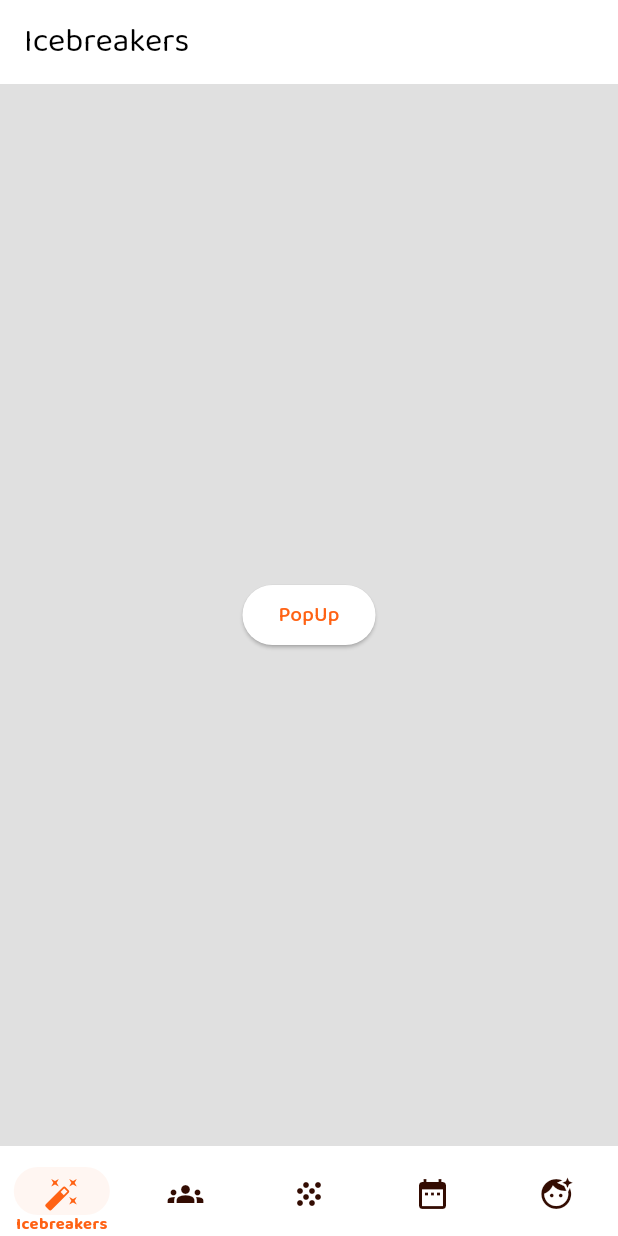
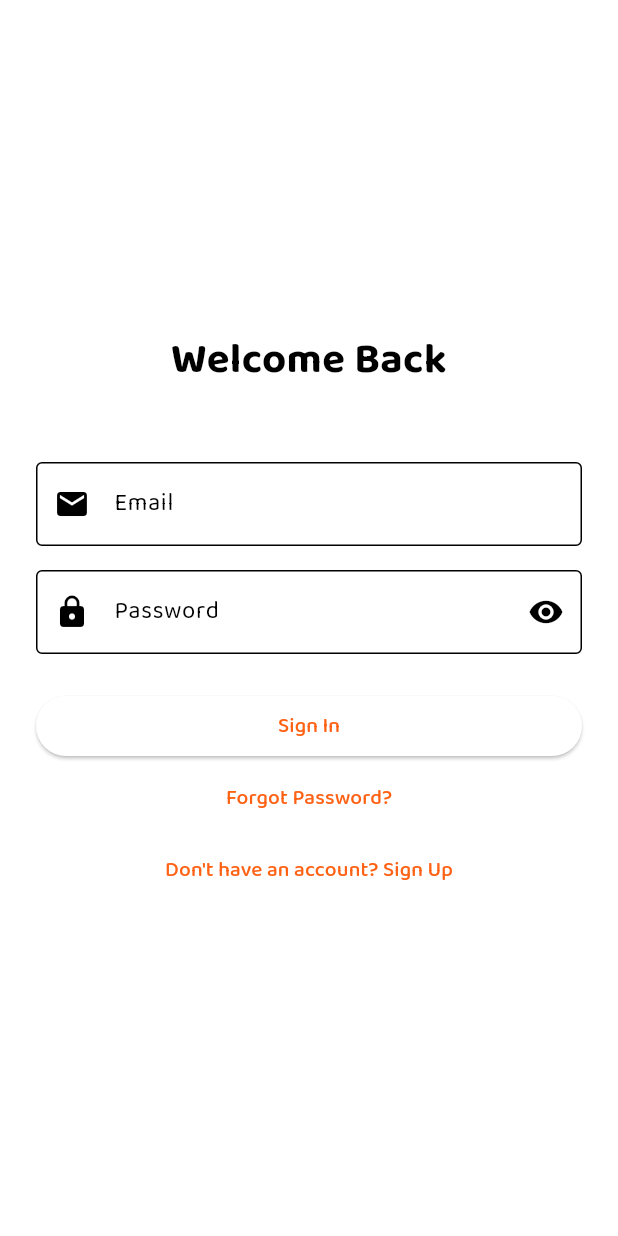
Before and after one commit to ValdemarPM/cooszy_pre, a Flutter app: the screen it shows after launch, on a phone screen of 412 x 824 dp. Run offline on Flutter 3.47's test engine with Material 3 defaults, Android fonts, the phone set to English and light mode, and no system bars; our stand-ins replace firebase_auth, firebase_core, table_calendar; accounts and stored records are empty.

Commit message:
Auth implementation
Sign Up, log In and reset password with Firebase.

```diff
--- a/lib/main.dart
+++ b/lib/main.dart
@@ -1,4 +1,6 @@
+import 'package:cooszy_pre/screens/auth/login_screen.dart';
 import 'package:cooszy_pre/screens/bases/cooszy_nav_bar.dart';
+import 'package:firebase_auth/firebase_auth.dart';
 import 'package:flutter/material.dart';
 import 'package:intl/date_symbol_data_local.dart';
 import 'package:provider/provider.dart';
@@ -9,13 +11,32 @@ import 'package:cooszy_pre/screens/pages/groups.dart';
 import 'package:cooszy_pre/screens/pages/icebreakers.dart';
 import 'package:cooszy_pre/screens/pages/me.dart';
 import 'package:cooszy_pre/screens/pages/my_people.dart';
+import 'package:firebase_core/firebase_core.dart';
+import 'firebase_options.dart';
 
 void main() async {
   WidgetsFlutterBinding.ensureInitialized();
-  initializeDateFormatting().then((_) => runApp(ChangeNotifierProvider(
-        create: (context) => ThemeProvider(),
-        child: const MyApp(),
-      )));
+
+  try {
+    // Initialize Firebase
+    await Firebase.initializeApp(
+      options: DefaultFirebaseOptions.currentPlatform,
+    );
+    print('✅ Firebase has been initialized successfully');
+  } catch (e) {
+    print('❌ Error initializing Firebase: $e');
+  }
+
+  // Initialize date formatting
+  await initializeDateFormatting();
+
+  // Run app only once
+  runApp(
+    ChangeNotifierProvider(
+      create: (context) => ThemeProvider(),
+      child: const MyApp(),
+    ),
+  );
 }
 
 class MyApp extends StatefulWidget {
@@ -38,10 +59,26 @@ class _MyAppState extends State<MyApp> {
   @override
   Widget build(BuildContext context) {
     return MaterialApp(
-      title: 'Cooszy',
-      theme: Provider.of<ThemeProvider>(context).themeData,
-      home: const HomeScreen(),
-    );
+        title: 'Cooszy',
+        theme: Provider.of<ThemeProvider>(context).themeData,
+        home: StreamBuilder<User?>(
+            stream: FirebaseAuth.instance.authStateChanges(),
+            builder: (context, snapshot) {
+              if (snapshot.connectionState == ConnectionState.waiting) {
+                return const Center(
+                  child: CircularProgressIndicator(),
+                );
+              }
+
+              if (snapshot.hasData) {
+                return const HomeScreen();
+              }
+
+              return const LoginScreen();
+            })
+
+        //const HomeScreen(),
+        );
   }
 }
 
--- /dev/null
+++ b/lib/screens/auth/login_screen.dart
@@ -0,0 +1,170 @@
+import 'package:cooszy_pre/screens/auth/registration_screen.dart';
+import 'package:cooszy_pre/screens/auth/reset_password_screen.dart';
+import 'package:flutter/material.dart';
+import 'package:cooszy_pre/services/auth_service.dart';
+
+class LoginScreen extends StatefulWidget {
+  const LoginScreen({super.key});
+
+  @override
+  LoginScreenState createState() => LoginScreenState();
+}
+
+class LoginScreenState extends State<LoginScreen> {
+  final _formKey = GlobalKey<FormState>();
+  final _emailController = TextEditingController();
+  final _passwordController = TextEditingController();
+  final _authService = AuthService();
+  bool _isLoading = false;
+  bool _obscurePassword = true;
+
+  @override
+  void dispose() {
+    _emailController.dispose();
+    _passwordController.dispose();
+    super.dispose();
+  }
+
+  Future<void> _signIn() async {
+    if (_formKey.currentState!.validate()) {
+      setState(() {
+        _isLoading = true;
+      });
+
+      try {
+        await _authService.signInWithEmailAndPassword(
+          _emailController.text.trim(),
+          _passwordController.text.trim(),
+        );
+        // Navigation will be handled by the auth state listener
+      } catch (e) {
+        // Show error message
+        if (mounted) {
+          ScaffoldMessenger.of(context).showSnackBar(
+            SnackBar(content: Text(e.toString())),
+          );
+        }
+      } finally {
+        if (mounted) {
+          setState(() {
+            _isLoading = false;
+          });
+        }
+      }
+    }
+  }
+
+  //TODO: Languages
+  @override
+  Widget build(BuildContext context) {
+    return Scaffold(
+      body: SafeArea(
+        child: Padding(
+          padding: const EdgeInsets.all(24.0),
+          child: Form(
+            key: _formKey,
+            child: Column(
+              mainAxisAlignment: MainAxisAlignment.center,
+              crossAxisAlignment: CrossAxisAlignment.stretch,
+              children: [
+                const Text(
+                  'Welcome Back',
+                  style: TextStyle(
+                    fontSize: 28,
+                    fontWeight: FontWeight.bold,
+                  ),
+                  textAlign: TextAlign.center,
+                ),
+                const SizedBox(height: 48),
+                TextFormField(
+                  controller: _emailController,
+                  decoration: const InputDecoration(
+                    labelText: 'Email',
+                    border: OutlineInputBorder(),
+                    prefixIcon: Icon(Icons.email),
+                  ),
+                  keyboardType: TextInputType.emailAddress,
+                  validator: (value) {
+                    if (value == null || value.isEmpty) {
+                      return 'Please enter your email';
+                    }
+                    if (!value.contains('@')) {
+                      return 'Please enter a valid email';
+                    }
+                    return null;
+                  },
+                ),
+                const SizedBox(height: 16),
+                TextFormField(
+                  controller: _passwordController,
+                  decoration: InputDecoration(
+                    labelText: 'Password',
+                    border: const OutlineInputBorder(),
+                    prefixIcon: const Icon(Icons.lock),
+                    suffixIcon: IconButton(
+                      icon: Icon(
+                        _obscurePassword
+                            ? Icons.visibility
+                            : Icons.visibility_off,
+                      ),
+                      onPressed: () {
+                        setState(() {
+                          _obscurePassword = !_obscurePassword;
+                        });
+                      },
+                    ),
+                  ),
+                  obscureText: _obscurePassword,
+                  validator: (value) {
+                    if (value == null || value.isEmpty) {
+                      return 'Please enter your password';
+                    }
+                    if (value.length < 6) {
+                      return 'Password must be at least 6 characters';
+                    }
+                    return null;
+                  },
+                ),
+                const SizedBox(height: 24),
+                ElevatedButton(
+                  onPressed: _isLoading ? null : _signIn,
+                  child: _isLoading
+                      ? const SizedBox(
+                          height: 20,
+                          width: 20,
+                          child: CircularProgressIndicator(
+                            strokeWidth: 2,
+                          ),
+                        )
+                      : const Text('Sign In'),
+                ),
+                TextButton(
+                  onPressed: () {
+                    Navigator.push(
+                      context,
+                      MaterialPageRoute(
+                        builder: (context) => const ResetPasswordScreen(),
+                      ),
+                    );
+                  },
+                  child: const Text('Forgot Password?'),
+                ),
+                TextButton(
+                  onPressed: () {
+                    Navigator.push(
+                      context,
+                      MaterialPageRoute(
+                        builder: (context) => const RegistrationScreen(),
+                      ),
+                    );
+                  },
+                  child: const Text('Don\'t have an account? Sign Up'),
+                ),
+              ],
+            ),
+          ),
+        ),
+      ),
+    );
+  }
+}
--- /dev/null
+++ b/lib/services/auth_service.dart
@@ -0,0 +1,73 @@
+import 'package:firebase_auth/firebase_auth.dart';
+
+class AuthService {
+  final FirebaseAuth _auth = FirebaseAuth.instance;
+
+  // Auth state changes stream
+  Stream<User?> get authStateChanges => _auth.authStateChanges();
+
+  // Get current user
+  User? get currentUser => _auth.currentUser;
+
+  // Sign in with email and password
+  Future<UserCredential?> signInWithEmailAndPassword(
+      String email, String password) async {
+    try {
+      UserCredential userCredential = await _auth.signInWithEmailAndPassword(
+        email: email,
+        password: password,
+      );
+      return userCredential;
+    } on FirebaseAuthException catch (e) {
+      throw _handleAuthExeption(e);
+    }
+  }
+
+  // Register with email and password
+  Future<UserCredential?> registerWithEmailAndPassword(
+      String email, String password) async {
+    try {
+      UserCredential userCredential =
+          await _auth.createUserWithEmailAndPassword(
+        email: email,
+        password: password,
+      );
+      return userCredential;
+    } on FirebaseAuthException catch (e) {
+      throw _handleAuthExeption(e);
+    }
+  }
+
+  // Sign out
+  Future<void> signOut() async {
+    await _auth.signOut();
+  }
+
+  // Password reset
+  Future<void> sendPasswordResetEmail(String email) async {
+    try {
+      await _auth.sendPasswordResetEmail(email: email);
+    } on FirebaseAuthException catch (e) {
+      throw _handleAuthExeption(e);
+    }
+  }
+
+  // Helper method to handle Firebase Auth exceptions
+  //TODO: Languages
+  String _handleAuthExeption(FirebaseAuthException e) {
+    switch (e.code) {
+      case 'user-not-found':
+        return 'No user found with this email.';
+      case 'wrong-password':
+        return 'Wrong password provided.';
+      case 'email-already-in-use':
+        return 'An account already exists with this email.';
+      case 'invalid-email':
+        return 'Invalid email address.';
+      case 'weak-password':
+        return 'The password provided is too weak. Include numbers and sècial characters.';
+      default:
+        return 'An error occurred. Please try again.';
+    }
+  }
+}
--- a/pubspec.yaml
+++ b/pubspec.yaml
@@ -31,10 +31,13 @@ dependencies:
   flutter:
     sdk: flutter
 
-
   # The following adds the Cupertino Icons font to your application.
   # Use with the CupertinoIcons class for iOS style icons.
   cupertino_icons: ^1.0.6
+  # Firebase
+  firebase_core: ^3.8.1
+  firebase_auth: ^5.3.4
+  cloud_firestore: ^5.5.1
   # New
   provider:
   smooth_page_indicator: ^1.1.0
```
Also changed, not shown: lib/screens/auth/registration_screen.dart (added, +210 -0 lines), lib/screens/auth/reset_password_screen.dart (added, +130 -0 lines), lib/screens/pages/me.dart (+73 -3 lines), firebase.json (added), lib/firebase_options.dart (added), pubspec.lock, 17 other files.
